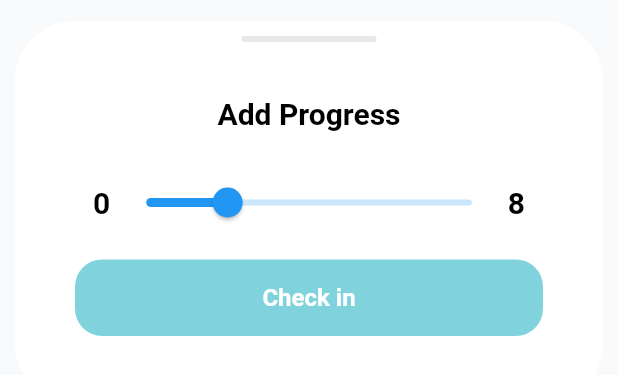
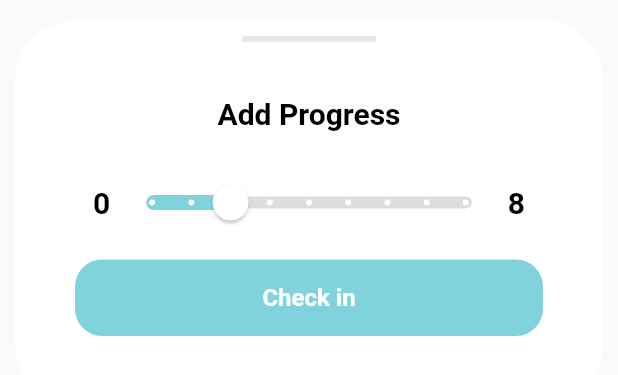
Before and after one commit to IamMrandrew/aimimi_flutter, a Flutter app: the ModalCheckIn widget shown alone on an empty page, opened directly, on a phone screen of 412 x 824 dp. Shown: the top 375 px of the screen. Run offline on Flutter 3.47's test engine with Material 2 defaults, Android fonts, the phone set to English and light mode, and no system bars; our stand-ins replace cloud_firestore, firebase_auth, firebase_core, font_awesome_flutter, google_fonts; accounts and stored records are empty.

Commit message:
feat: modal_check_in with onTap

```diff
--- a/lib/widgets/modal/modal_check_in.dart
+++ b/lib/widgets/modal/modal_check_in.dart
@@ -2,6 +2,8 @@ import 'package:aimimi/styles/colors.dart';
 import 'package:flutter/material.dart';
 
 class ModalCheckIn extends StatefulWidget {
+  ModalCheckIn({Key key, selectedGoal}) : super(key: key);
+
   @override
   _ModalCheckInState createState() => _ModalCheckInState();
 }
@@ -30,37 +32,7 @@ class _ModalCheckInState extends State<ModalCheckIn> {
                 SizedBox(
                   height: 24,
                 ),
-                Padding(
-                  padding: EdgeInsets.symmetric(horizontal: 12),
-                  child: Row(
-                    children: [
-                      Text(
-                        "0",
-                        style: TextStyle(
-                          color: monoPrimaryColor,
-                          fontSize: 20,
-                          fontWeight: FontWeight.w700,
-                        ),
-                      ),
-                      Expanded(
-                        child: Slider(
-                          value: _checkIn,
-                          max: 8,
-                          min: 0,
-                          onChanged: (double value) {},
-                        ),
-                      ),
-                      Text(
-                        "8",
-                        style: TextStyle(
-                          color: monoPrimaryColor,
-                          fontSize: 20,
-                          fontWeight: FontWeight.w700,
-                        ),
-                      ),
-                    ],
-                  ),
-                ),
+                _buildSlider(context),
                 SizedBox(
                   height: 14,
                 ),
@@ -112,4 +84,62 @@ class _ModalCheckInState extends State<ModalCheckIn> {
       ),
     );
   }
+
+  Padding _buildSlider(BuildContext context) {
+    return Padding(
+      padding: EdgeInsets.symmetric(horizontal: 12),
+      child: Row(
+        children: [
+          Text(
+            "0",
+            style: TextStyle(
+              color: monoPrimaryColor,
+              fontSize: 20,
+              fontWeight: FontWeight.w700,
+            ),
+          ),
+          Expanded(
+            child: SliderTheme(
+              data: SliderTheme.of(context).copyWith(
+                activeTrackColor: themeColor,
+                inactiveTrackColor: Color(0xffDDDDDD),
+                trackHeight: 8,
+                thumbColor: Colors.white,
+                thumbShape: RoundSliderThumbShape(enabledThumbRadius: 12),
+                overlayColor: Colors.transparent,
+                valueIndicatorShape: PaddleSliderValueIndicatorShape(),
+                valueIndicatorColor: themeColor,
+                valueIndicatorTextStyle: TextStyle(
+                  color: Colors.white,
+                ),
+                tickMarkShape: RoundSliderTickMarkShape(),
+                activeTickMarkColor: Colors.white,
+                inactiveTickMarkColor: Colors.white,
+              ),
+              child: Slider(
+                value: _checkIn,
+                max: 8,
+                min: 0,
+                divisions: 8,
+                label: _checkIn.toInt().toString(),
+                onChanged: (double value) {
+                  setState(() {
+                    _checkIn = value;
+                  });
+                },
+              ),
+            ),
+          ),
+          Text(
+            "8",
+            style: TextStyle(
+              color: monoPrimaryColor,
+              fontSize: 20,
+              fontWeight: FontWeight.w700,
+            ),
+          ),
+        ],
+      ),
+    );
+  }
 }
```
Also changed, not shown: lib/views/today_view.dart (+4 -11 lines), lib/widgets/goal/goal_today.dart (+10 -5 lines).
